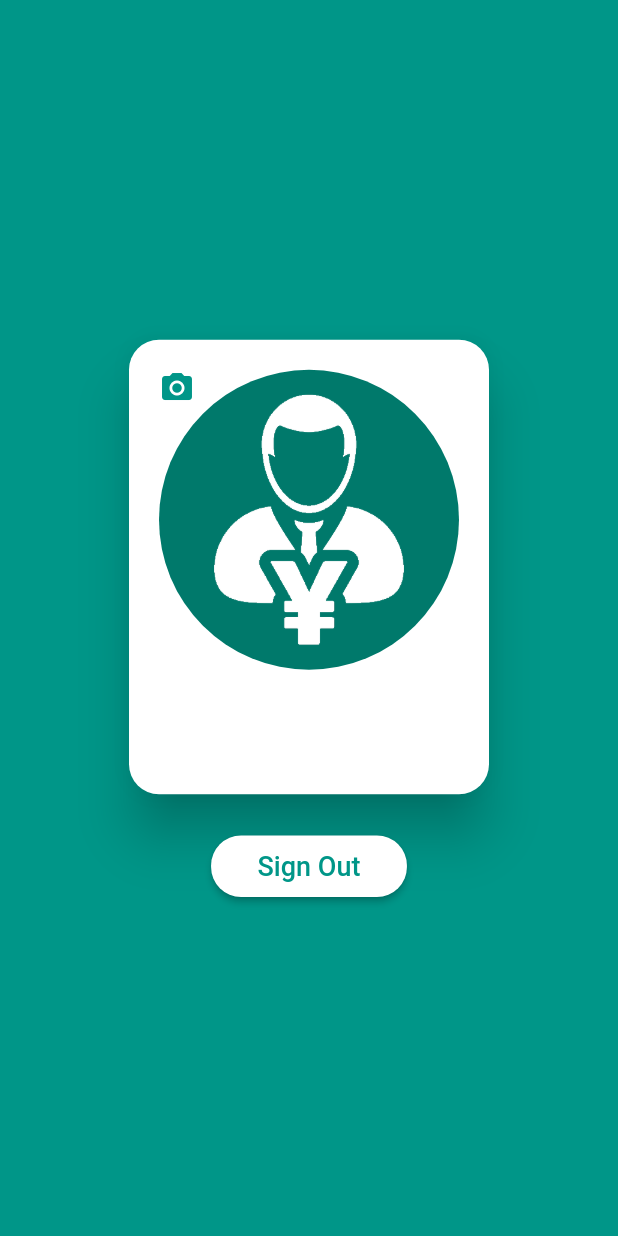
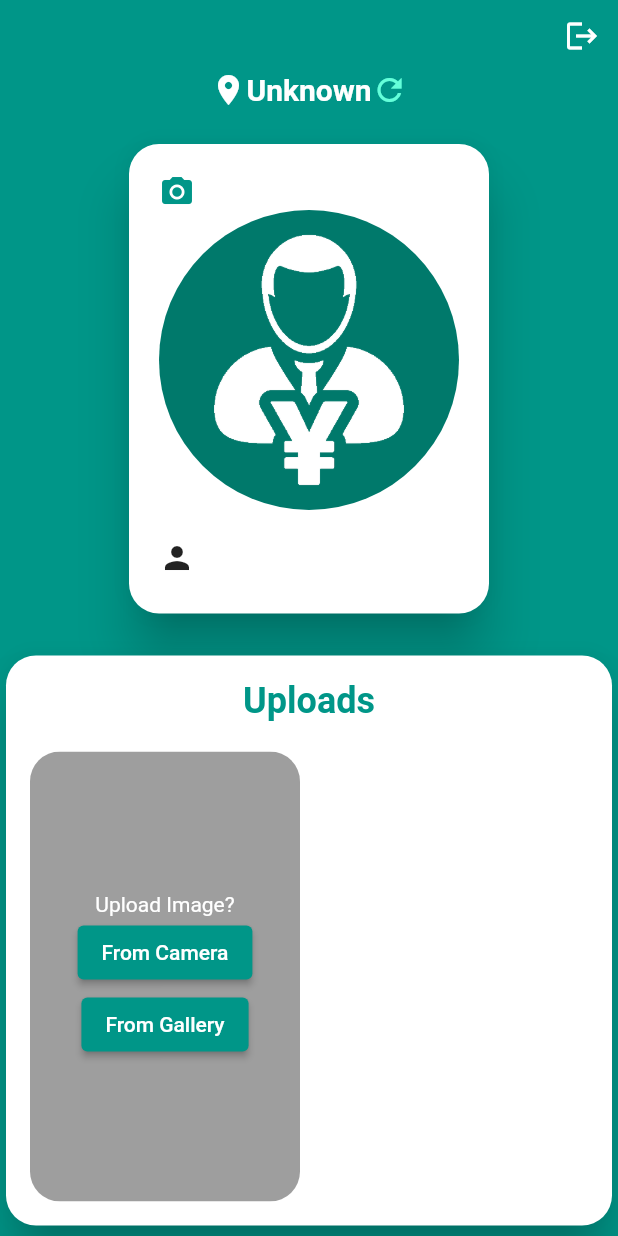
Before and after one commit to furqan-ahm/yen_id, a Flutter app: the screen it shows once a user with an empty profile is signed in, on a phone screen of 412 x 824 dp. Run offline on Flutter 3.47's test engine with Material 2 defaults, Android fonts, the phone set to English and light mode, and no system bars; our stand-ins replace cloud_firestore, firebase_auth, firebase_core, firebase_storage, geocoding, geolocator and 1 more; accounts and stored records are empty; network calls fail.

Commit message:
implemented cloud image storage

```diff
--- a/lib/screens/authenticate/login_screen.dart
+++ b/lib/screens/authenticate/login_screen.dart
@@ -59,7 +59,7 @@ class _LoginScreenState extends State<LoginScreen> {
               mainAxisAlignment: MainAxisAlignment.center,
               children: [
                 const SizedBox(height: 20,),
-                const Text('Yen-ID',style: const TextStyle(color: Colors.white,fontSize: 36,fontWeight: FontWeight.w600),),
+                const Text('Img-Uploader',style: const TextStyle(color: Colors.white,fontSize: 36,fontWeight: FontWeight.w600),),
                 Card(
                   elevation: 20,
                   shape: const RoundedRectangleBorder(borderRadius: BorderRadius.all(Radius.circular(20))),
@@ -68,7 +68,8 @@ class _LoginScreenState extends State<LoginScreen> {
                     child: loading?Center(child: CircularProgressIndicator(),):Column(
                       mainAxisSize: MainAxisSize.min,
                       children: [
-                        Image.asset('assets/yenID.png',height: 150,width: 150,),
+                        Icon(Icons.camera,size: 150,color: Colors.teal,),
+                        //Image.asset('assets/yenID.png',height: 150,width: 150,),
                         TextFormField(
                           controller: emailController,
                           decoration: inputdec.copyWith(
--- a/lib/screens/authenticate/signup_screen.dart
+++ b/lib/screens/authenticate/signup_screen.dart
@@ -57,7 +57,7 @@ class _SignUpScreenState extends State<SignUpScreen> {
               mainAxisAlignment: MainAxisAlignment.center,
               children: [
                 const SizedBox(height: 20,),
-                const Text('Yen-ID',style: TextStyle(color: Colors.white,fontSize: 36,fontWeight: FontWeight.w600),),
+                const Text('Img-Uploader',style: TextStyle(color: Colors.white,fontSize: 36,fontWeight: FontWeight.w600),),
                 Card(
                   elevation: 20,
                   shape: const RoundedRectangleBorder(borderRadius: BorderRadius.all(Radius.circular(20))),
--- a/lib/screens/home/profile_screen.dart
+++ b/lib/screens/home/profile_screen.dart
@@ -1,10 +1,12 @@
+import 'package:cloud_firestore/cloud_firestore.dart';
+import 'package:flutter/cupertino.dart';
 import 'package:flutter/material.dart';
-import 'package:image_picker/image_picker.dart';
 import 'package:provider/provider.dart';
 import 'package:yen_id/services/auth_service.dart';
+import 'package:yen_id/services/location_service.dart';
 import 'package:yen_id/services/storage_service.dart';
-
 import '../../models/user_model.dart';
+import '../../services/database_service.dart';
 
 class ProfileScreen extends StatefulWidget {
   const ProfileScreen({Key? key}) : super(key: key);
@@ -17,6 +19,7 @@ class _ProfileScreenState extends State<ProfileScreen> {
 
   @override
   void initState() {
+    LocationService.instance();
     super.initState();
   }
 
@@ -41,62 +44,189 @@ class _ProfileScreenState extends State<ProfileScreen> {
   @override
   Widget build(BuildContext context) {
     final user=Provider.of<userModel?>(context)!;
+    return Scaffold(
+      extendBodyBehindAppBar: true,
 
-    return Scaffold(
       backgroundColor: Colors.teal,
-      body: SafeArea(
+      body: SingleChildScrollView(
+        child: SafeArea(
           child: Center(
             child: Column(
               mainAxisSize: MainAxisSize.min,
               children: [
+                Row(
+                  mainAxisAlignment: MainAxisAlignment.end,
+                  children: [
+                    IconButton(onPressed: ()=>AuthService().signOut(), icon: Icon(Icons.logout,color: Colors.white,))
+                  ],
+                ),
+                Row(
+                  mainAxisSize: MainAxisSize.min,
+                  children: [
+                    Icon(Icons.location_on,color: Colors.white,),
+                    Text(LocationService.instance().currentAddress??'Unknown',style: const TextStyle(fontSize: 20,fontWeight: FontWeight.w600,color: Colors.white),),
+                    GestureDetector(
+                      child: Icon(Icons.refresh,color: Colors.tealAccent,),
+                      onTap: (){
+                        LocationService.instance().getLocation().then((value){setState(() {});});
+                      },
+                    )
+                  ],
+                ),
+                const SizedBox(height: 20,),
                 Card(
                   shape: const RoundedRectangleBorder(borderRadius: BorderRadius.all(Radius.circular(20))),
                   elevation: 15,
                   child: Padding(
                     padding: const EdgeInsets.all(20.0),
-                  child: Stack(
-                    children: [
-                      Column(
+                    child: Column(
+                      crossAxisAlignment: CrossAxisAlignment.start,
                       mainAxisSize: MainAxisSize.min,
                       children: [
+                        GestureDetector(
+                          child: Icon(Icons.camera_alt,color: Colors.teal),
+                          onTap: ()=>updateProfilePic(user),
+                        ),
                         CircleAvatar(
                           backgroundImage: loading?null:user.photoUrl!=null?Image.network(user.photoUrl!,height: 150,width: 150,).image
                               :
-                            Image.asset('assets/user.png',width: 150,height: 150,).image,
+                          Image.asset('assets/user.png',width: 100,height: 100,).image,
                           radius: 100,
                           child: loading?CircularProgressIndicator():null,
                         ),
                         const SizedBox(height: 20,),
-                          Flexible(child: Text(user.displayName!,style: const TextStyle(fontSize: 20,fontWeight: FontWeight.w600,color: Colors.black),)),
-                          const SizedBox(height: 20,),
+                        Flexible(child: Row(
+                          mainAxisSize: MainAxisSize.min,
+                          children: [
+                            Icon(Icons.person),
+                            Text(user.displayName!,style: const TextStyle(fontSize: 20,fontWeight: FontWeight.w600,color: Colors.black),),
                           ],
-                      ),
-                      GestureDetector(
-                        child: Icon(Icons.camera_alt,color: Colors.teal),
-                        onTap: ()=>updateProfilePic(user),
-                      )
+                        )),
+                        const SizedBox(height: 5,),
                       ],
                     ),
                   ),
                 ),
                 const SizedBox(height: 20,),
-              ElevatedButton(
-                  onPressed: (){
-                    AuthService().signOut();
-                  },
-                  child: const Padding(
-                    padding: EdgeInsets.symmetric(horizontal: 15.0,vertical: 10),
-                    child: Text('Sign Out',style: TextStyle(color: Colors.teal,fontSize: 18),),
-                  ),
-                  style: ButtonStyle(
-                    shape: MaterialStateProperty.all(RoundedRectangleBorder(borderRadius: BorderRadius.circular(20))),
-                    backgroundColor: MaterialStateProperty.all(Colors.white),
-                  )
+                Card(
+                    shape: const RoundedRectangleBorder(borderRadius: BorderRadius.all(Radius.circular(20))),
+                    elevation: 15,
+                    child: PhotoGrid(uid: user.userId,)
                 ),
               ],
+            ),
           ),
         ),
       ),
     );
   }
 }
+
+class PhotoGrid extends StatefulWidget {
+  const PhotoGrid({Key? key,required this.uid}) : super(key: key);
+
+  final String uid;
+
+  @override
+  _PhotoGridState createState() => _PhotoGridState();
+}
+
+class _PhotoGridState extends State<PhotoGrid> {
+
+
+  bool loading=false;
+
+  void uploadImage(bool fromCamera, int currentNum)async{
+    setState(() {
+      loading=true;
+    });
+    String url;
+    if(fromCamera){
+      url=await StorageService.instance.uploadImageFromCamera(widget.uid,currentNum);
+    }
+    else{
+      url=await StorageService.instance.uploadImageFromGallery(widget.uid, currentNum);
+    }
+
+    if(url!='not_picked')DatabaseService.instance().addImageToDB(url, widget.uid, LocationService.instance().currentAddress!);
+
+    setState(() {
+      loading=false;
+    });
+
+  }
+
+
+  @override
+  Widget build(BuildContext context) {
+
+    return StreamBuilder(
+      stream: DatabaseService.instance().uploads,
+      builder: (context, snapshot) {
+
+        return Container(
+          padding: EdgeInsets.all(16),
+          child: Column(
+            mainAxisSize: MainAxisSize.min,
+            children: [
+              Text('Uploads',style: TextStyle(color: Colors.teal,fontSize: 24,fontWeight: FontWeight.w600),),
+              const SizedBox(height: 20,),
+              snapshot.hasData?GridView.count(
+                shrinkWrap: true,
+                primary: false,
+                crossAxisCount: 2,
+                childAspectRatio: 0.6,
+                mainAxisSpacing: 12,
+                crossAxisSpacing: 12,
+                children: [
+                  ClipRRect(
+                    borderRadius: BorderRadius.circular(20),
+                    child: Container(
+                      color: Colors.grey,
+                      child: Column(
+                        mainAxisAlignment: MainAxisAlignment.center,
+                        mainAxisSize: MainAxisSize.min,
+                        children: [
+                          Text('Upload Image?',style: TextStyle(color: Colors.white),),
+                          ElevatedButton(
+                            child: Text('From Camera'),
+                            onPressed: (){uploadImage(true, (snapshot.data as QuerySnapshot).docs.length);},
+                          ),
+                          ElevatedButton(
+                            child: Text('From Gallery'),
+                            onPressed: (){uploadImage(false, (snapshot.data as QuerySnapshot).docs.length);},
+                          ),
+                        ],
+                      ),
+                    ),
+                  ),
+                ]+(snapshot.data as QuerySnapshot).docs.map((e){
+                  return ClipRRect(
+                    borderRadius: BorderRadius.circular(20),
+                    child: Stack(
+                      fit: StackFit.expand,
+                      children: [
+                        Image.network(e.get('URL'),fit: BoxFit.cover,),
+                        Container(
+                            color:Colors.black26,
+                            child: Container(
+                              padding: EdgeInsets.all(8),
+                                alignment:Alignment.bottomCenter,
+                                child: Text(e.get('Location'),style: TextStyle(color: Colors.white),)
+                            )
+                        ),
+                      ],
+                    ),
+                  );
+                }).toList()
+              )
+                  :
+              CircularProgressIndicator()
+              ,
+            ],
+          ),
+        );
+      }
+    );
+  }
+}
--- a/lib/services/auth_service.dart
+++ b/lib/services/auth_service.dart
@@ -8,6 +8,9 @@ class AuthService{
   static String _temp='';
 
 
+  getUserID(){
+    return _auth.currentUser!.uid;
+  }
 
   userModel? _getUser(User? user){
     return user!=null?userModel(user: user,userId: user.uid,displayName: user.displayName??_temp,photoUrl: user.photoURL):null;
--- a/lib/services/database_service.dart
+++ b/lib/services/database_service.dart
@@ -0,0 +1,35 @@
+import 'package:cloud_firestore/cloud_firestore.dart';
+import 'package:yen_id/services/auth_service.dart';
+
+class DatabaseService{
+
+  static final DatabaseService _databaseService=DatabaseService._();
+  DatabaseService._();
+  static DatabaseService instance()=>_databaseService;
+
+  final FirebaseFirestore _dbstore=FirebaseFirestore.instance;
+
+
+  Stream get uploads{
+    return _dbstore.collection('Users').doc(AuthService().getUserID()).collection('uploads').orderBy('DateTime').snapshots();
+  }
+
+
+  bool addImageToDB(String url, String uid, String location){
+    try {
+      _dbstore.collection('Users').doc(uid).collection('uploads').add(
+          {
+            'URL': url,
+            'Location': location,
+            'DateTime': DateTime.now(),
+          }
+      );
+    }
+    catch(e){
+      return false;
+    }
+    return true;
+  }
+
+
+}
--- a/lib/services/location_service.dart
+++ b/lib/services/location_service.dart
@@ -0,0 +1,44 @@
+import 'package:geocoding/geocoding.dart';
+import 'package:geolocator/geolocator.dart';
+
+class LocationService {
+
+  String? currentAddress;
+
+  LocationService._(){
+    getLocation();
+  }
+
+  static final LocationService _service=LocationService._();
+
+  static LocationService instance()=>_service;
+
+  Geolocator geolocator=Geolocator();
+
+  Future getLocation()async{
+
+    bool enabled= await Geolocator.isLocationServiceEnabled();
+    if(!enabled){
+      currentAddress='Location Services Disabled';
+      return;
+    }
+
+    var permission=await Geolocator.checkPermission();
+
+    if(permission==LocationPermission.denied)await Geolocator.requestPermission();
+    if (permission == LocationPermission.denied) {
+      return currentAddress='Location denied';
+    }
+
+    Position pos=await Geolocator.getCurrentPosition();
+
+
+
+    List<Placemark> places=await GeocodingPlatform.instance.placemarkFromCoordinates(pos.latitude, pos.longitude);
+
+    currentAddress=places.first.locality;
+
+  }
+
+
+}
--- a/pubspec.yaml
+++ b/pubspec.yaml
@@ -39,6 +39,9 @@ dependencies:
   provider: ^6.0.2
   image_picker: ^0.8.4+6
   firebase_storage: ^10.2.6
+  cloud_firestore: ^3.1.7
+  geolocator: ^8.1.1
+  geocoding: ^2.0.2
 
 dev_dependencies:
   flutter_test:
```
Also changed, not shown: lib/services/storage_service.dart (+26 -1 lines), pubspec.lock, 2 other files. Lines whose indentation alone changed are shown as unchanged.
